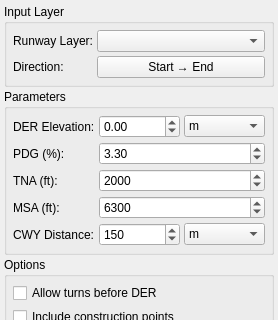
FLYGHT7/qpansopy, file Q_Pansopy/ui/departures/qpansopy_omnidirectional_dockwidget.ui: the form before one commit; both pictures show x 0 to 278 and y 0 to 320 of the 278 by 658 pixel window.
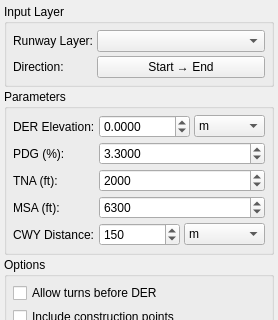
The form after the commit. Custom widgets are drawn as their Qt base class.

Commit message: Allow up to 4 decimal places in OMNI SID DER Elevation and PDG fields

What changed in the file:
```diff
--- a/Q_Pansopy/ui/departures/qpansopy_omnidirectional_dockwidget.ui
+++ b/Q_Pansopy/ui/departures/qpansopy_omnidirectional_dockwidget.ui
@@ -112,7 +112,7 @@
             <double>1.000000000000000</double>
            </property>
            <property name="decimals">
-            <number>2</number>
+            <number>4</number>
            </property>
           </widget>
          </item>
@@ -160,7 +160,7 @@
           <double>3.300000000000000</double>
          </property>
          <property name="decimals">
-          <number>2</number>
+          <number>4</number>
          </property>
         </widget>
        </item>
```
The commit also changes 1 other file.
